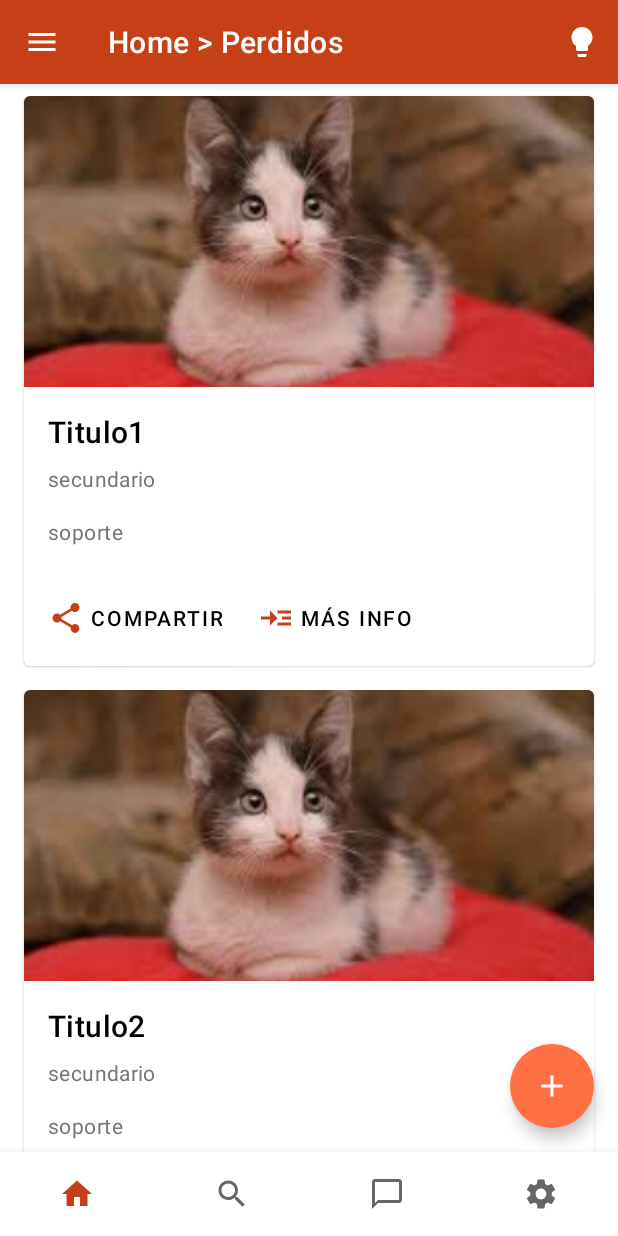
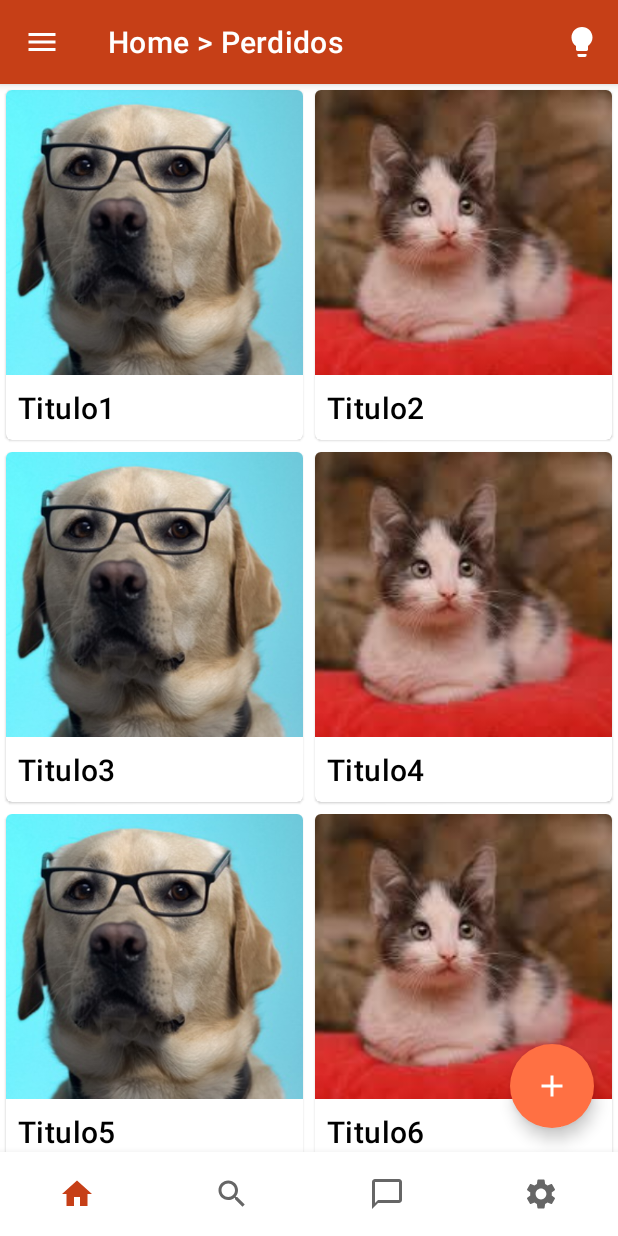
Before and after one commit to fideldalmasso/Patitas, an Android app: the screen it shows after launch (MainActivity), on a phone screen of 412 x 824 dp. Run offline under Robolectric (Android 15) with nearby library versions, the phone set to English and light mode, and no system bars; our stand-ins replace Firebase (no records; nobody signed in at launch, a user with empty details on screens opened directly).

Commit message:
Agrega cardCompleto y cardBasico (no funciona)

```diff
--- a/app/src/main/java/com/utndam/patitas/HomePerdidosFragment.java
+++ b/app/src/main/java/com/utndam/patitas/HomePerdidosFragment.java
@@ -10,6 +10,8 @@ import androidx.fragment.app.Fragment;
 import androidx.recyclerview.widget.GridLayoutManager;
 import androidx.recyclerview.widget.LinearLayoutManager;
 import androidx.recyclerview.widget.RecyclerView;
+import androidx.transition.Transition;
+import androidx.transition.TransitionInflater;
 
 import com.google.android.material.transition.MaterialFadeThrough;
 import com.utndam.patitas.placeholder.PlaceholderContent2;
@@ -17,12 +19,19 @@ import com.utndam.patitas.placeholder.PlaceholderContent2;
 /**
  * A fragment representing a list of Items.
  */
-public class HomePerdidosFragment extends Fragment {
+public class HomePerdidosFragment extends Fragment implements  onCardSelectedListener{
 
     // TODO: Customize parameter argument names
     private static final String ARG_COLUMN_COUNT = "column-count";
     // TODO: Customize parameters
     private int mColumnCount = 1;
+
+
+
+    LayoutInflater inflater;
+    ViewGroup container;
+
+
 
     /**
      * Mandatory empty constructor for the fragment manager to instantiate the
@@ -51,11 +60,26 @@ public class HomePerdidosFragment extends Fragment {
         if (getArguments() != null) {
             mColumnCount = getArguments().getInt(ARG_COLUMN_COUNT);
         }
+
+
+//        TransitionInflater inflater = TransitionInflater.from(requireContext());
+//        setEnterTransition(inflater.inflateTransition(R.transition.fade));
+
+        Transition transition = TransitionInflater.from(requireContext())
+                .inflateTransition(R.transition.shared_image);
+        setSharedElementEnterTransition(transition);
+
+
     }
 
     @Override
     public View onCreateView(LayoutInflater inflater, ViewGroup container,
                              Bundle savedInstanceState) {
+
+        this.inflater = inflater;
+        this.container = container;
+
+
         View view = inflater.inflate(R.layout.fragment_home_perdidos, container, false);
 
         // Set the adapter
@@ -68,8 +92,40 @@ public class HomePerdidosFragment extends Fragment {
             } else {
                 recyclerView.setLayoutManager(new GridLayoutManager(context, mColumnCount));
             }
-            recyclerView.setAdapter(new HomePerdidosRecycler(PlaceholderContent2.ITEMS2));
+
+            HomePerdidosRecycler adaptador = new HomePerdidosRecycler(PlaceholderContent2.ITEMS2);
+            adaptador.setListener(this);
+            recyclerView.setAdapter(adaptador);
+
+
+//            recyclerView.addOnItemTouchListener(context,recyclerView, new Recycler);
+
+
         }
+
+
         return view;
     }
+
+
+    @Override
+    public void onCardSelectedListener(HomePerdidosRecycler.AnimalCardViewHolder holder) {
+//        FragmentCardCompletoBinding  b = new FragmentCardCompletoBinding.inflate(getLayoutInflater());
+        CardCompletoFragment frag = new CardCompletoFragment();
+//        frag.setImagen(holder.mImagen);
+
+//        findNavController().navigate(R.id.detailAction, null, null, extras)
+
+        getParentFragmentManager()
+                .beginTransaction()
+                .setCustomAnimations(
+                        R.anim.slide_out,
+                        R.anim.fade_in
+                )
+                .addSharedElement(holder.mImagen,"transicion_imagen2")
+                .addSharedElement(holder.titulo,"transicion_titulo")
+                .replace(R.id.listaPosta, frag)
+                .addToBackStack(null)
+                .commit();
+    }
 }
--- a/app/src/main/java/com/utndam/patitas/HomePerdidosRecycler.java
+++ b/app/src/main/java/com/utndam/patitas/HomePerdidosRecycler.java
@@ -1,14 +1,14 @@
 package com.utndam.patitas;
 
 import android.view.LayoutInflater;
+import android.view.View;
 import android.view.ViewGroup;
 import android.widget.ImageView;
 import android.widget.TextView;
 
 import androidx.recyclerview.widget.RecyclerView;
 
-import com.google.android.material.button.MaterialButton;
-import com.utndam.patitas.databinding.FragmentCardBasicoBinding;
+import com.utndam.patitas.databinding.FragmentCardSimpleBinding;
 import com.utndam.patitas.placeholder.PlaceholderContent2.PlaceholderItem2;
 
 import java.util.List;
@@ -17,28 +17,42 @@ import java.util.List;
  * {@link RecyclerView.Adapter} that can display a {@link PlaceholderItem2}.
  * TODO: Replace the implementation with code for your data type.
  */
-public class HomePerdidosRecycler extends RecyclerView.Adapter<HomePerdidosRecycler.ViewHolder> {
+public class HomePerdidosRecycler extends RecyclerView.Adapter<HomePerdidosRecycler.AnimalCardViewHolder> {
 
     private final List<PlaceholderItem2> mValues;
+    onCardSelectedListener listener;
 
     public HomePerdidosRecycler(List<PlaceholderItem2> items) {
         mValues = items;
     }
 
     @Override
-    public ViewHolder onCreateViewHolder(ViewGroup parent, int viewType) {
+    public AnimalCardViewHolder onCreateViewHolder(ViewGroup parent, int viewType) {
 
-        return new ViewHolder(FragmentCardBasicoBinding.inflate(LayoutInflater.from(parent.getContext()), parent, false));
+
+
+        return new AnimalCardViewHolder(FragmentCardSimpleBinding.inflate(LayoutInflater.from(parent.getContext()), parent, false));
 
     }
 
     @Override
-    public void onBindViewHolder(final ViewHolder holder, int position) {
+    public void onBindViewHolder(final AnimalCardViewHolder holder, int position) {
 //        holder.mItem = mValues.get(position);
         holder.mImagen.setImageResource(mValues.get(position).pImagen);
         holder.titulo.setText(mValues.get(position).pTitulo);
-        holder.secundario.setText(mValues.get(position).pSecundario);
-        holder.soporte.setText(mValues.get(position).pSoporte);
+
+        holder.itemView.setOnClickListener(new View.OnClickListener() {
+            @Override
+            public void onClick(View view) {
+                if(listener!=null){
+//                    Publicacion p = new Publicacion(holder.mItem.pTitulo, holder.mItem.pSecundario, holder.mItem.pImagen);
+                    listener.onCardSelectedListener(holder);
+                }
+            }
+        });
+
+//        holder.secundario.setText(mValues.get(position).pSecundario);
+//        holder.soporte.setText(mValues.get(position).pSoporte);
 //        holder.boton1.setText("accion11");
 //        holder.boton2.setText("accion22");
     }
@@ -48,23 +62,28 @@ public class HomePerdidosRecycler extends RecyclerView.Adapter<HomePerdidosRecyc
         return mValues.size();
     }
 
-    public class ViewHolder extends RecyclerView.ViewHolder {
+    public void setListener(onCardSelectedListener listener) {
+        this.listener = listener;
+    }
+
+    public class AnimalCardViewHolder extends RecyclerView.ViewHolder {
         public final ImageView mImagen;
         public final TextView titulo;
-        public final TextView secundario;
-        public final TextView soporte;
-        public final MaterialButton boton1;
-        public final MaterialButton boton2;
+//        public final TextView secundario;
+//        public final TextView soporte;
+//        public final MaterialButton boton1;
+//        public final MaterialButton boton2;
         public PlaceholderItem2 mItem;
 
-        public ViewHolder(FragmentCardBasicoBinding binding) {
+        public AnimalCardViewHolder(FragmentCardSimpleBinding binding) {
             super(binding.getRoot());
             this.mImagen = binding.cardImagen;
             this.titulo = binding.cardTitulo;
-            this.secundario = binding.cardSecundario;
-            this.soporte = binding.cardSoporte;
-            this.boton1 = binding.cardBoton1;
-            this.boton2 = binding.cardBoton2;
+
+//            this.secundario = binding.cardSecundario;
+//            this.soporte = binding.cardSoporte;
+//            this.boton1 = binding.cardBoton1;
+//            this.boton2 = binding.cardBoton2;
         }
 
         @Override
--- a/app/src/main/java/com/utndam/patitas/MainActivity.java
+++ b/app/src/main/java/com/utndam/patitas/MainActivity.java
@@ -63,6 +63,9 @@ public class MainActivity extends AppCompatActivity {
         setContentView(R.layout.activity_main);
 
         homePerdidos = new HomePerdidosFragment();
+        Bundle b = new Bundle();
+        b.putInt("column-count",2);
+        homePerdidos.setArguments(b);
         blankFrag = new BlankFragment();
         mapaFrag = new MapsFragment2();
         loginFrag = new SignInFragment();
@@ -173,7 +176,7 @@ public class MainActivity extends AppCompatActivity {
                     setTheme(R.style.DarkThemePatitas);
                     AppCompatDelegate.setDefaultNightMode(AppCompatDelegate.MODE_NIGHT_YES);
                 }
-                bottomBar2.setSelectedItemId(R.id.home);
+//                bottomBar2.setSelectedItemId(R.id.home);
 //                Fragment fragment = getSupportFragmentManager().findFragmentById(R.id.map);
 //                if(fragment != null)
 //                    getSupportFragmentManager().beginTransaction().remove(fragment).commit();
--- /dev/null
+++ b/app/src/main/java/com/utndam/patitas/onCardSelectedListener.java
@@ -0,0 +1,5 @@
+package com.utndam.patitas;
+
+public interface onCardSelectedListener {
+    void onCardSelectedListener(HomePerdidosRecycler.AnimalCardViewHolder p);
+}
--- a/app/src/main/java/com/utndam/patitas/placeholder/PlaceholderContent2.java
+++ b/app/src/main/java/com/utndam/patitas/placeholder/PlaceholderContent2.java
@@ -40,7 +40,7 @@ public class PlaceholderContent2 {
     }
 
     private static PlaceholderItem2 createPlaceholderItem(int position) {
-        return new PlaceholderItem2(R.drawable.gato3, "Titulo"+String.valueOf(position), "secundario","soporte");
+        return new PlaceholderItem2(position%2==0? R.drawable.gato3 : R.drawable.perro1, "Titulo"+String.valueOf(position), "secundario","soporte");
     }
 
 
--- a/app/src/main/res/layout/fragment_card_basico.xml
+++ b/app/src/main/res/layout/fragment_card_completo.xml
@@ -2,23 +2,24 @@
 <com.google.android.material.card.MaterialCardView
     xmlns:android="http://schemas.android.com/apk/res/android"
     xmlns:app="http://schemas.android.com/apk/res-auto"
-    android:id="@+id/card"
+    android:id="@+id/card_completo"
     android:layout_width="match_parent"
-    android:layout_height="wrap_content"
-    android:layout_margin="8dp"
+    android:layout_height="match_parent"
+
     android:backgroundTint="?attr/background"
     >
 
     <LinearLayout
         android:layout_width="match_parent"
-        android:layout_height="wrap_content"
+        android:layout_height="match_parent"
         android:orientation="vertical">
         <ImageView
-            android:id="@+id/card_imagen"
+            android:id="@+id/card_completo_imagen"
             android:layout_width="match_parent"
-            android:layout_height="194dp"
+            android:layout_height="190dp"
             android:contentDescription="Descripcion xd"
             android:scaleType="centerCrop"
+            android:transitionName="transicion_imagen2"
             />
 <!--        android:srcCompat="@drawable/media"-->
 
@@ -32,15 +33,16 @@
 
             <!-- Title, secondary and supporting text -->
             <TextView
-                android:id="@+id/card_titulo"
+                android:id="@+id/card_completo_titulo"
                 android:layout_width="wrap_content"
                 android:layout_height="wrap_content"
                 android:text="Titulo xd"
                 android:textAppearance="?attr/textAppearanceHeadline6"
                 android:textColor="?attr/colorOnBackground"
+                android:transitionName="transicion_titulo"
                 />
             <TextView
-                android:id="@+id/card_secundario"
+                android:id="@+id/card_completo_secundario"
                 android:layout_width="wrap_content"
                 android:layout_height="wrap_content"
                 android:layout_marginTop="8dp"
@@ -49,7 +51,7 @@
                 android:textColor="?attr/colorOnSecondary"
                 />
             <TextView
-                android:id="@+id/card_soporte"
+                android:id="@+id/card_completo_soporte"
                 android:layout_width="wrap_content"
                 android:layout_height="wrap_content"
                 android:layout_marginTop="16dp"
@@ -68,7 +70,7 @@
             android:orientation="horizontal">
 
             <com.google.android.material.button.MaterialButton
-                android:id="@+id/card_boton1"
+                android:id="@+id/card_completo_boton1"
                 style="?attr/borderlessButtonStyle"
                 android:layout_width="wrap_content"
                 android:layout_height="wrap_content"
@@ -79,7 +81,7 @@
                 />
 
             <com.google.android.material.button.MaterialButton
-                android:id="@+id/card_boton2"
+                android:id="@+id/card_completo_boton2"
                 style="?attr/borderlessButtonStyle"
                 android:layout_width="wrap_content"
                 android:layout_height="wrap_content"
--- /dev/null
+++ b/app/src/main/res/layout/fragment_card_simple.xml
@@ -0,0 +1,56 @@
+<?xml version="1.0" encoding="utf-8"?>
+<com.google.android.material.card.MaterialCardView
+    xmlns:android="http://schemas.android.com/apk/res/android"
+    xmlns:app="http://schemas.android.com/apk/res-auto"
+    android:id="@+id/card_simple"
+    android:layout_width="match_parent"
+    android:layout_height="wrap_content"
+    android:layout_margin="4dp"
+    android:backgroundTint="?attr/background"
+    >
+
+    <LinearLayout
+        android:layout_width="match_parent"
+        android:layout_height="wrap_content"
+        android:orientation="vertical">
+
+        <ImageView
+            android:id="@+id/card_imagen"
+            android:layout_width="fill_parent"
+            android:layout_height="190dp"
+            android:adjustViewBounds="true"
+            android:contentDescription="Descripcion xd"
+            android:scaleType="centerCrop"
+            android:transitionName="transicion_imagen"
+            />
+
+<!--        android:srcCompat="@drawable/media"-->
+
+        <!-- Media -->
+
+        <LinearLayout
+            android:layout_width="match_parent"
+            android:layout_height="wrap_content"
+            android:orientation="vertical"
+            android:padding="8dp">
+
+            <!-- Title, secondary and supporting text -->
+            <TextView
+                android:id="@+id/card_titulo"
+                android:layout_width="wrap_content"
+                android:layout_height="wrap_content"
+                android:text="Titulo xd"
+                android:textAppearance="?attr/textAppearanceHeadline6"
+                android:textColor="?attr/colorOnBackground"
+                android:transitionName="transicion_titulo"
+                />
+
+
+        </LinearLayout>
+
+    <!-- Buttons -->
+
+
+    </LinearLayout>
+
+</com.google.android.material.card.MaterialCardView>
--- a/app/src/main/res/layout/fragment_home_perdidos.xml
+++ b/app/src/main/res/layout/fragment_home_perdidos.xml
@@ -3,7 +3,9 @@
     xmlns:android="http://schemas.android.com/apk/res/android"
     xmlns:app="http://schemas.android.com/apk/res-auto"
     android:layout_width="match_parent"
-    android:layout_height="match_parent">
+    android:layout_height="match_parent"
+    android:id="@+id/listaPosta"
+    >
 
 
     <androidx.recyclerview.widget.RecyclerView
@@ -12,11 +14,11 @@
         android:name="com.example.patitas.HomePerdidosFragment"
         android:layout_width="match_parent"
         android:layout_height="match_parent"
-        android:layout_marginLeft="8dp"
-        android:layout_marginRight="8dp"
+        android:layout_marginLeft="0dp"
+        android:layout_marginRight="0dp"
         app:layoutManager="LinearLayoutManager"
         tools:context=".HomePerdidosFragment"
-        tools:listitem="@layout/fragment_card_basico"
+        tools:listitem="@layout/fragment_card_simple"
 
         />
 
--- /dev/null
+++ b/app/src/main/res/transition/fade.xml
@@ -0,0 +1,4 @@
+<?xml version="1.0" encoding="utf-8"?>
+<!-- res/transition/fade.xml -->
+<fade xmlns:android="http://schemas.android.com/apk/res/android"
+    android:duration="@android:integer/config_shortAnimTime"/>
--- /dev/null
+++ b/app/src/main/res/transition/shared_image.xml
@@ -0,0 +1,5 @@
+<?xml version="1.0" encoding="utf-8"?>
+<!-- res/transition/shared_image.xml -->
+<transitionSet>
+    <changeImageTransform />
+</transitionSet>
```
Also changed, not shown: app/src/main/java/com/utndam/patitas/CardCompletoFragment.java (added, +55 -0 lines), app/src/main/java/com/utndam/patitas/Publicacion.java (added, +37 -0 lines), app/src/main/res/anim/fade_in.xml (added, +8 -0 lines), app/src/main/res/anim/slide_out.xml (added, +7 -0 lines), app/src/main/res/drawable/perro1.png (added).
